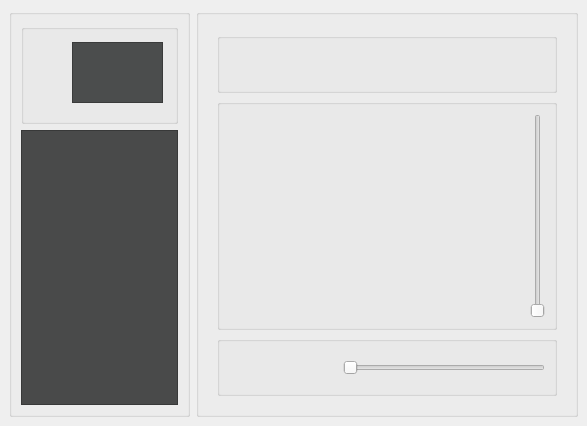
Above: mainwindow.ui from 454270186/XJCO2811_UserInterface before the change. Below: the same form after it.
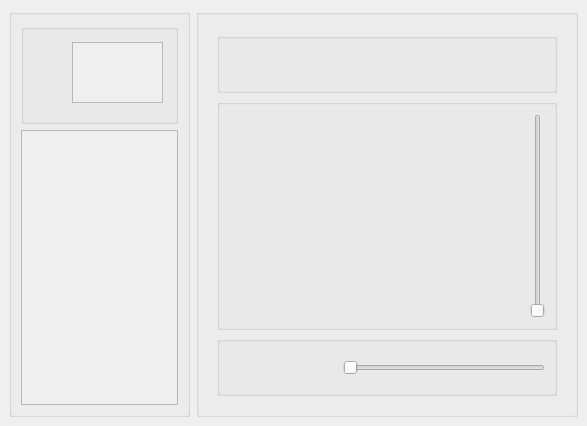
That is the form after the change.

Diff of the .ui file:
```diff
--- a/mainwindow.ui
+++ b/mainwindow.ui
@@ -139,8 +139,7 @@
              <bool>true</bool>
             </property>
             <property name="styleSheet">
-             <string notr="true">    background-color: rgb(75,77,77);
-  </string>
+             <string notr="true"/>
             </property>
             <property name="lineWidth">
              <number>0</number>
@@ -188,7 +187,7 @@
        <item>
         <widget class="QScrollArea" name="thumbnailList">
          <property name="styleSheet">
-          <string notr="true">background-color: rgb(73, 74, 74);</string>
+          <string notr="true"/>
          </property>
          <property name="widgetResizable">
           <bool>true</bool>
```
